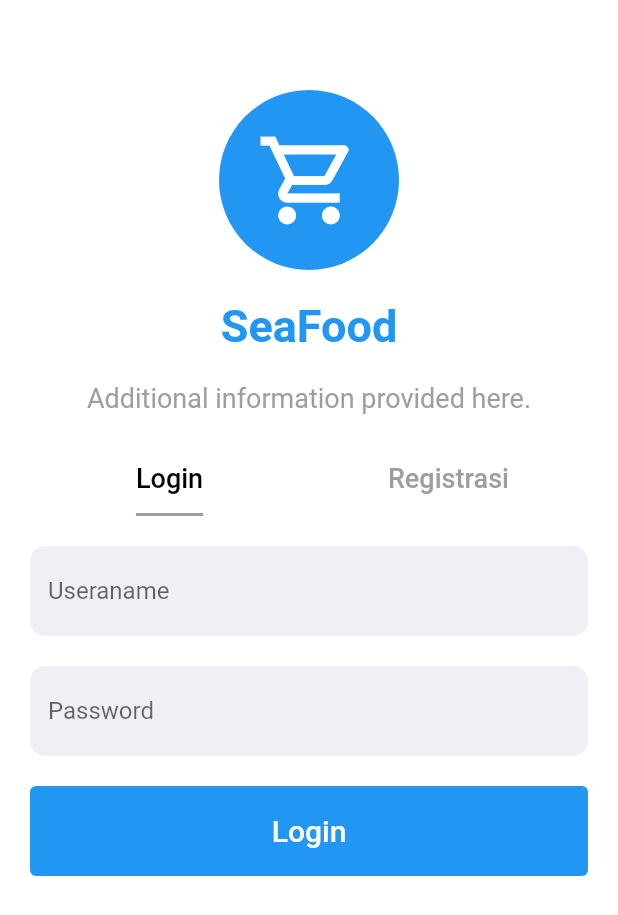
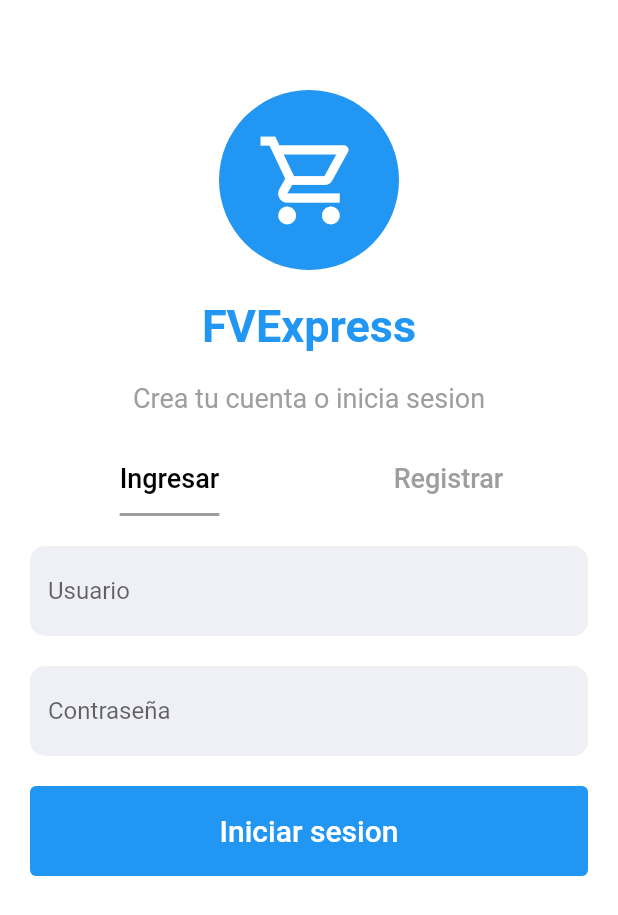
Before and after one commit to KenethSandoval/fvexpressapp, a Flutter app: the LoginPage screen opened directly, on a phone screen of 412 x 824 dp. Shown: the top 915 px of the screen. Run offline on Flutter 3.47's test engine with Material 2 defaults, Android fonts, the phone set to English and light mode, and no system bars; our stand-ins replace flutter_svg.

Commit message:
refactor: change language

```diff
--- a/lib/main.dart
+++ b/lib/main.dart
@@ -1,6 +1,7 @@
 import 'package:flutter/material.dart';
 import './constants.dart';
 import './src/ui/home/home_screen.dart';
+import './src/ui/login/login.dart';
 
 void main() {
   runApp(MyApp());
@@ -16,7 +17,7 @@ class MyApp extends StatelessWidget {
        	textTheme: Theme.of(context).textTheme.apply(bodyColor: kTextColor),
 	visualDensity: VisualDensity.adaptivePlatformDensity,
       ), //ThemeData
-      home: HomeScreen(),
+      home: HomePage(),
     ); //MaterialApp
   }
 }
--- a/lib/src/ui/home/components/body.dart
+++ b/lib/src/ui/home/components/body.dart
@@ -15,7 +15,7 @@ class Body extends StatelessWidget {
         Padding(
 	  padding: const EdgeInsets.symmetric(horizontal: kDefaultPadding),
 	  child: Text(
-	    "Women",
+	    "Tienda",
 	    style: Theme.of(context)
 	      .textTheme
 	      .headline5
--- a/lib/src/ui/login/login.dart
+++ b/lib/src/ui/login/login.dart
@@ -38,7 +38,7 @@ class _LoginPageState extends State<LoginPage> {
                 height: 20.0,
               ),
               Text(
-                'SeaFood',
+                'FVExpress',
                 style: TextStyle(
                   fontSize: 30.0,
                   fontWeight: FontWeight.bold,
@@ -49,7 +49,7 @@ class _LoginPageState extends State<LoginPage> {
                 height: 20.0,
               ),
               Text(
-                'Additional information provided here.',
+                'Crea tu cuenta o inicia sesion',
                 style: TextStyle(
                   fontSize: 18.0,
                   color: Colors.grey,
@@ -67,8 +67,8 @@ class _LoginPageState extends State<LoginPage> {
                   indicatorSize: TabBarIndicatorSize.label,
                   labelStyle: TextStyle(fontSize: 18.0),
                   tabs: [
-                    Tab(text: 'Login'),
-                    Tab(text: 'Registrasi'),
+                    Tab(text: 'Ingresar'),
+                    Tab(text: 'Registrar'),
                   ],
                 ),
               ),
@@ -94,7 +94,7 @@ class _LoginPageState extends State<LoginPage> {
                                 autocorrect: true,
                                 maxLines: 1,
                                 decoration: InputDecoration(
-                                  hintText: 'Useraname',
+                                  hintText: 'Usuario',
                                   border: OutlineInputBorder(
                                     borderSide: BorderSide.none,
                                   ),
@@ -116,7 +116,7 @@ class _LoginPageState extends State<LoginPage> {
                                 autocorrect: true,
                                 maxLines: 1,
                                 decoration: InputDecoration(
-                                  hintText: 'Password',
+                                  hintText: 'Contraseña',
                                   filled: true,
                                   fillColor: Color(0xffEFF0F6),
                                   border: OutlineInputBorder(
@@ -138,7 +138,7 @@ class _LoginPageState extends State<LoginPage> {
                                     backgroundColor:
                                         Theme.of(context).primaryColor),
                                 child: Text(
-                                  'Login',
+                                  'Iniciar sesion',
                                   style: TextStyle(
                                     color: Colors.white,
                                     fontSize: 20.0,
@@ -169,7 +169,7 @@ class _LoginPageState extends State<LoginPage> {
                                 autocorrect: true,
                                 maxLines: 1,
                                 decoration: InputDecoration(
-                                  hintText: 'Create a Username',
+                                  hintText: 'Usuario',
                                   border: OutlineInputBorder(
                                     borderSide: BorderSide.none,
                                   ),
@@ -191,7 +191,7 @@ class _LoginPageState extends State<LoginPage> {
                                 autocorrect: true,
                                 maxLines: 1,
                                 decoration: InputDecoration(
-                                  hintText: 'Create a Password',
+                                  hintText: 'Contraseña',
                                   filled: true,
                                   fillColor: Color(0xffEFF0F6),
                                   border: OutlineInputBorder(
@@ -212,19 +212,6 @@ class _LoginPageState extends State<LoginPage> {
                                 color: Color(0xffEFF0F6),
                                 borderRadius: BorderRadius.circular(10),
                               ),
-                              child: TextField(
-                                autocorrect: true,
-                                maxLines: 1,
-                                decoration: InputDecoration(
-                                  hintText: 'Confirm Password',
-                                  filled: true,
-                                  fillColor: Color(0xffEFF0F6),
-                                  border: OutlineInputBorder(
-                                    borderRadius: BorderRadius.circular(10),
-                                    borderSide: BorderSide.none,
-                                  ),
-                                ),
-                              ),
                             ),
                             SizedBox(
                               height: 20.0,
@@ -238,7 +225,7 @@ class _LoginPageState extends State<LoginPage> {
                                     backgroundColor:
                                         Theme.of(context).primaryColor),
                                 child: Text(
-                                  'Create Account',
+                                  'Crear cuenta',
                                   style: TextStyle(
                                     color: Colors.white,
                                     fontSize: 20.0,
```
